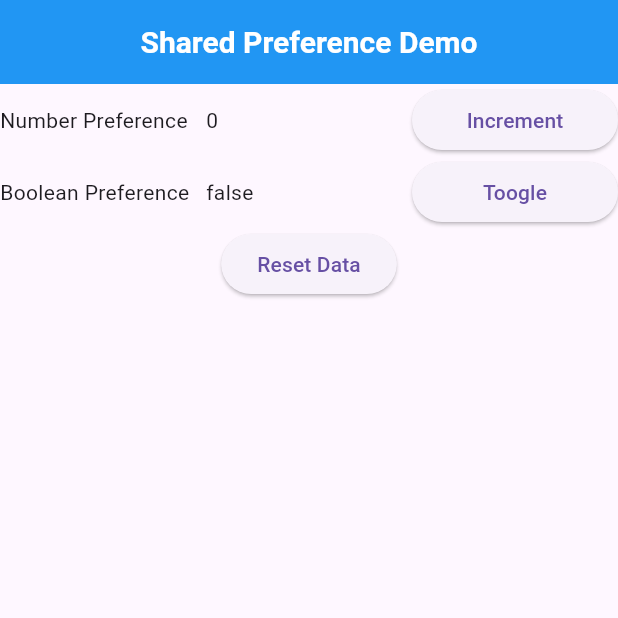
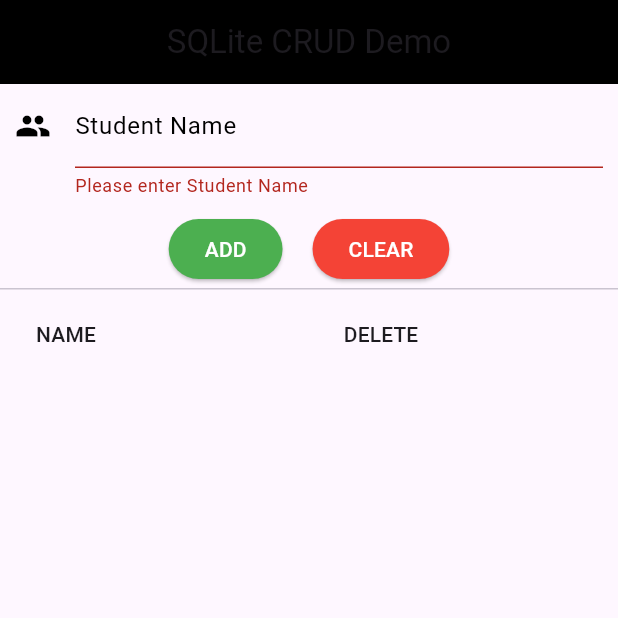
Before and after one commit to clonediff/FlutterTests, a Flutter app: the screen it shows after launch, on a phone screen of 412 x 824 dp, the top half of it. Run offline on Flutter 3.47's test engine with Material 3 defaults, Android fonts, the phone set to English and light mode, and no system bars; our stand-ins replace sqflite; accounts and stored records are empty.

Commit message:
[add] SQLite Example

```diff
--- /dev/null
+++ b/lib/db/database.dart
@@ -0,0 +1,75 @@
+import 'dart:io';
+
+import 'package:path_provider/path_provider.dart';
+import 'package:sqflite/sqflite.dart';
+import 'package:test_project/model/student.dart';
+
+class DBProvider {
+  DBProvider._();
+
+  static final DBProvider db = DBProvider._();
+
+  static Database? _database;
+
+  String studentsTable = 'Students';
+  String columnId = 'id';
+  String columnName = 'name';
+
+  Future<Database> get database async {
+    if (_database != null) return _database!;
+
+    _database = await _initDB();
+    return _database!;
+  }
+
+  Future<Database> _initDB() async {
+    Directory dir = await getApplicationDocumentsDirectory();
+    String path = '${dir.path}Student.db';
+    return await openDatabase(path, version: 1, onCreate: _createDB);
+  }
+
+  void _createDB(Database db, int version) async {
+    await db.execute(
+      'CREATE TABLE $studentsTable($columnId INTEGER PRIMARY KEY AUTOINCREMENT, $columnName TEXT)',
+    );
+  }
+
+  // READ
+  Future<List<Student>> getStudents() async {
+    Database db = await database;
+    final List<Map<String, dynamic>> studentsMapList =
+        await db.query(studentsTable);
+    final List<Student> studentsList = [];
+    for (var studentMap in studentsMapList) {
+      studentsList.add(Student.fromMap(studentMap));
+    }
+    return studentsList;
+  }
+
+  // INSERT
+  Future<Student> insertStudent(Student student) async {
+    Database db = await database;
+    student.id = await db.insert(studentsTable, student.toMap());
+    return student;
+  }
+
+  // UPDATE
+  Future<int> updateStudent(Student student) async {
+    Database db = await database;
+    return await db.update(
+      studentsTable,
+      student.toMap(),
+      where: '$columnId = ?',
+      whereArgs: [student.id],
+    );
+  }
+
+  Future<int> deleteStudent(int id) async {
+    Database db = await database;
+    return await db.delete(
+      studentsTable,
+      whereArgs: [id],
+      where: '$columnId = ?',
+    );
+  }
+}
--- a/lib/main.dart
+++ b/lib/main.dart
@@ -1,6 +1,6 @@
 import 'package:flutter/material.dart';
-import 'package:shared_preferences/shared_preferences.dart';
-import 'package:test_project/default_appbar.dart';
+import 'package:test_project/db/database.dart';
+import 'package:test_project/model/student.dart';
 
 void main() {
   runApp(const MyFirstApp());
@@ -12,110 +12,211 @@ class MyFirstApp extends StatelessWidget {
   @override
   Widget build(BuildContext context) {
     return MaterialApp(
-      title: 'Shared Preference Demo',
+      title: 'SQLite CRUD Demo',
       theme: ThemeData(primarySwatch: Colors.blue),
-      home: const SharedPreferenceExample(),
+      home: const StudentPage(),
     );
   }
 }
 
-class SharedPreferenceExample extends StatefulWidget {
-  const SharedPreferenceExample({super.key});
+class StudentPage extends StatefulWidget {
+  const StudentPage({super.key});
 
   @override
-  State<SharedPreferenceExample> createState() =>
-      _SharedPreferenceExampleState();
+  State<StudentPage> createState() => _StudentPageState();
 }
 
-class _SharedPreferenceExampleState extends State<SharedPreferenceExample> {
-  late SharedPreferences _prefs;
+class _StudentPageState extends State<StudentPage> {
+  final GlobalKey<FormState> _formStateKey = GlobalKey();
+  final _studentNameController = TextEditingController();
 
-  static const String kNumberPrefKey = 'number_pref';
-  static const String kBoolPrefKey = 'bool_pref';
-
-  int _numberPref = 0;
-  bool _boolPref = false;
+  late Future<List<Student>> _studentsList;
+  String _studentName = '';
+  bool isUpdate = false;
+  int? studentIdForUpdate;
 
   @override
   void initState() {
     super.initState();
-    SharedPreferences.getInstance().then(
-      (value) {
-        setState(() => _prefs = value);
-        _loadNumberPref();
-        _loadBoolPref();
-      },
-    );
+    updateStudentList();
+  }
+
+  updateStudentList() {
+    setState(() {
+      _studentsList = DBProvider.db.getStudents();
+    });
   }
 
   @override
   Widget build(BuildContext context) {
     return Scaffold(
-      appBar: DefaultAppBar(
-        title: const Text('Shared Preference Demo'),
+      appBar: AppBar(
+        title: const Text('SQLite CRUD Demo'),
+        centerTitle: true,
+        backgroundColor: Colors.black,
       ),
       body: Column(
         children: [
-          Table(
-            defaultVerticalAlignment: TableCellVerticalAlignment.middle,
+          Form(
+            key: _formStateKey,
+            autovalidateMode: AutovalidateMode.always,
+            child: Column(
+              children: [
+                Padding(
+                  padding:
+                      const EdgeInsets.only(left: 10, right: 10, bottom: 10),
+                  child: TextFormField(
+                    controller: _studentNameController,
+                    validator: (value) {
+                      if (value!.isEmpty) return 'Please enter Student Name';
+                      if (value.trim() == '') return 'Only Space is not valid!!!';
+                      return null;
+                    },
+                    onSaved: (newValue) {
+                      _studentName = newValue!;
+                    },
+                    decoration: const InputDecoration(
+                      focusedBorder: UnderlineInputBorder(
+                        borderSide: BorderSide(
+                          color: Colors.greenAccent,
+                          width: 2,
+                          style: BorderStyle.solid,
+                        ),
+                      ),
+                      labelText: 'Student Name',
+                      icon: Icon(
+                        Icons.people,
+                        color: Colors.black,
+                      ),
+                      fillColor: Colors.white,
+                      labelStyle: TextStyle(
+                        color: Colors.black,
+                      ),
+                    ),
+                  ),
+                ),
+              ],
+            ),
+          ),
+          Row(
+            mainAxisAlignment: MainAxisAlignment.center,
             children: [
-              TableRow(
-                children: [
-                  const Text('Number Preference'),
-                  Text('$_numberPref'),
-                  ElevatedButton(
-                    onPressed: () => _setNumberPref(_numberPref + 1),
-                    child: const Text('Increment'),
+              ElevatedButton(
+                onPressed: () {
+                  if (_formStateKey.currentState!.validate()) {
+                    _formStateKey.currentState!.save();
+                    if (isUpdate) {
+                      DBProvider.db
+                          .updateStudent(
+                              Student(studentIdForUpdate, _studentName))
+                          .then((data) {
+                        setState(() {
+                          isUpdate = false;
+                        });
+                      });
+                    } else {
+                      DBProvider.db.insertStudent(Student(null, _studentName));
+                    }
+                    _studentNameController.text = '';
+                    updateStudentList();
+                  }
+                },
+                style: ButtonStyle(
+                  backgroundColor: MaterialStateColor.resolveWith(
+                    (states) => Colors.green,
                   ),
-                ],
+                ),
+                child: Text(
+                  (isUpdate ? 'UPDATE' : 'ADD'),
+                  style: const TextStyle(
+                    color: Colors.white,
+                  ),
+                ),
               ),
-              TableRow(
-                children: [
-                  const Text('Boolean Preference'),
-                  Text('$_boolPref'),
-                  ElevatedButton(
-                    onPressed: () => _setBoolPref(!_boolPref),
-                    child: const Text('Toogle'),
+              const Padding(
+                padding: EdgeInsets.all(10),
+              ),
+              ElevatedButton(
+                onPressed: () {
+                  _studentNameController.text = '';
+                  setState(() {
+                    isUpdate = false;
+                    studentIdForUpdate = null;
+                  });
+                },
+                style: ButtonStyle(
+                  backgroundColor: MaterialStateColor.resolveWith(
+                    (states) => Colors.red,
                   ),
-                ],
+                ),
+                child: Text(
+                  (isUpdate ? 'CANCEL UPDATE' : 'CLEAR'),
+                  style: const TextStyle(
+                    color: Colors.white,
+                  ),
+                ),
               ),
             ],
           ),
-          ElevatedButton(
-            onPressed: () => _resetDataPref(),
-            child: const Text('Reset Data'),
+          const Divider(
+            height: 5,
+          ),
+          Expanded(
+            child: FutureBuilder(
+              future: _studentsList,
+              builder: (context, snapshot) {
+                if (snapshot.hasData) return generateList(snapshot.data!);
+                if (snapshot.data?.isEmpty ?? true) return const Text('No Data found');
+                return const CircularProgressIndicator();
+              },
+            ),
           ),
         ],
       ),
     );
   }
 
-  Future<void> _setNumberPref(int value) async {
-    await _prefs.setInt(kNumberPrefKey, value);
-    _loadNumberPref();
-  }
-
-  Future<void> _setBoolPref(bool value) async {
-    await _prefs.setBool(kBoolPrefKey, value);
-    _loadBoolPref();
-  }
-
-  void _loadNumberPref() {
-    setState(() {
-      _numberPref = _prefs.getInt(kNumberPrefKey) ?? 0;
-    });
-  }
-
-  void _loadBoolPref() {
-    setState(() {
-      _boolPref = _prefs.getBool(kBoolPrefKey) ?? false;
-    });
-  }
-
-  Future<void> _resetDataPref() async {
-    await _prefs.remove(kNumberPrefKey);
-    await _prefs.remove(kBoolPrefKey);
-    _loadBoolPref();
-    _loadNumberPref();
+  SingleChildScrollView generateList(List<Student> students) {
+    return SingleChildScrollView(
+      scrollDirection: Axis.vertical,
+      child: SizedBox(
+        width: MediaQuery.of(context).size.width,
+        child: DataTable(
+          columns: const [
+            DataColumn(
+              label: Text('NAME'),
+            ),
+            DataColumn(
+              label: Text('DELETE'),
+            ),
+          ],
+          rows: students
+              .map(
+                (student) => DataRow(
+                  cells: [
+                    DataCell(
+                      Text(student.name),
+                      onTap: () {
+                        setState(() {
+                          isUpdate = true;
+                          studentIdForUpdate = student.id;
+                        });
+                        _studentNameController.text = student.name;
+                      },
+                    ),
+                    DataCell(IconButton(
+                      icon: const Icon(Icons.delete),
+                      onPressed: () {
+                        DBProvider.db.deleteStudent(student.id!);
+                        updateStudentList();
+                      },
+                    )),
+                  ],
+                ),
+              )
+              .toList(),
+        ),
+      ),
+    );
   }
 }
--- /dev/null
+++ b/lib/model/student.dart
@@ -0,0 +1,17 @@
+class Student {
+  int? id;
+  String name;
+
+  Student(this.id, this.name);
+
+  Map<String, dynamic> toMap() => {
+        'id': id,
+        'name': name,
+      };
+
+  Student.fromMap(Map<String, dynamic> json)
+      : this(
+          json['id'],
+          json['name'],
+        );
+}
--- a/pubspec.yaml
+++ b/pubspec.yaml
@@ -44,6 +44,7 @@ dependencies:
   provider: ^6.1.2
   path_provider: ^2.1.3
   shared_preferences: ^2.2.3
+  sqflite: ^2.3.3
 
 dev_dependencies:
   flutter_test:
```
Also changed, not shown: pubspec.lock.
